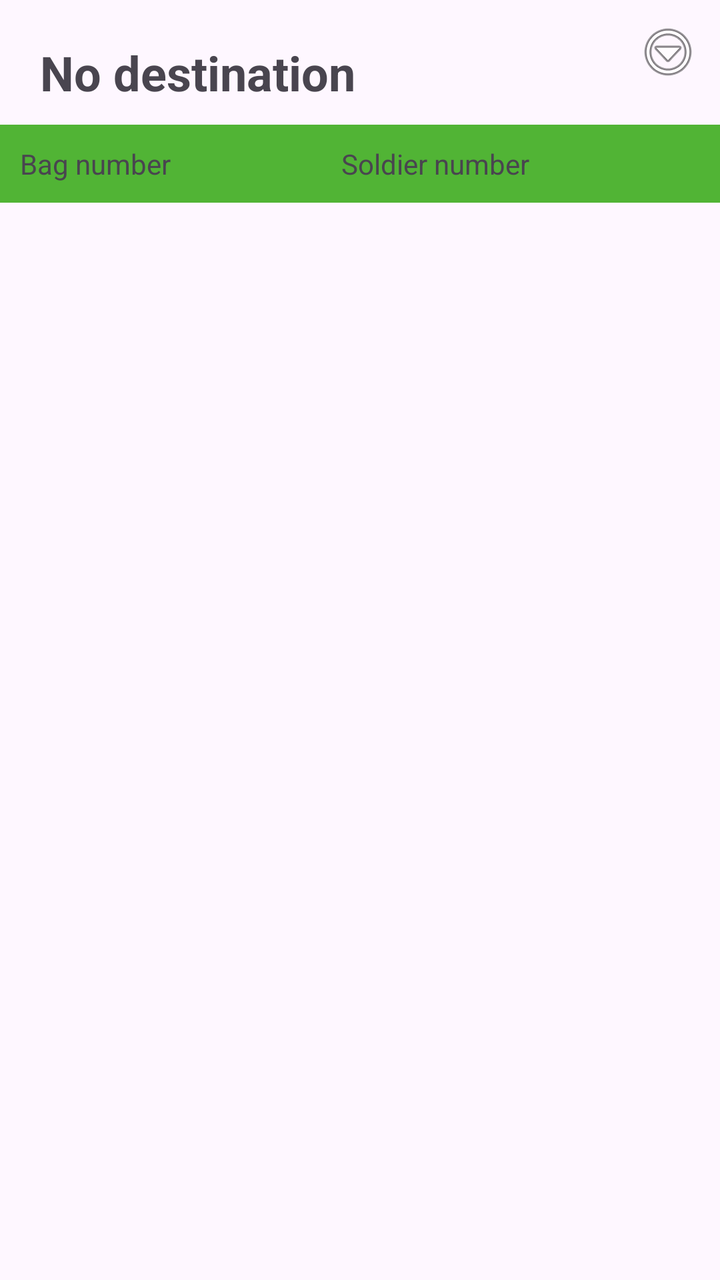
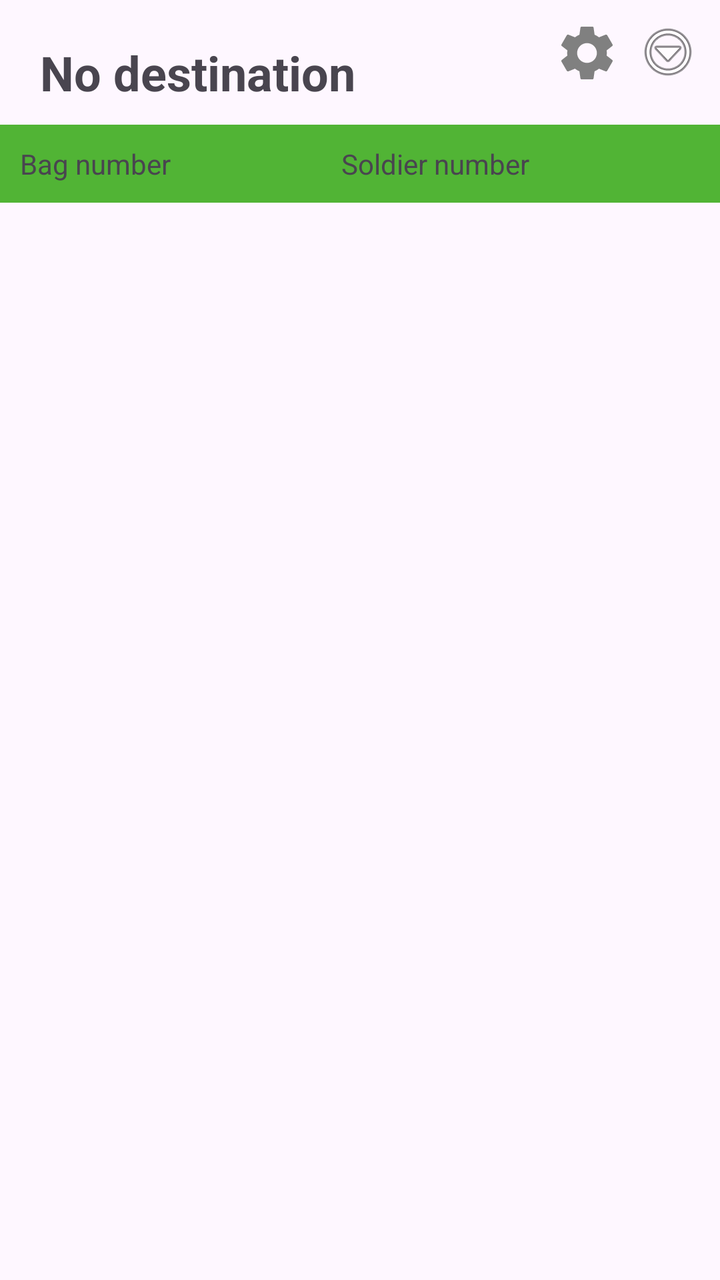

Compare the two renders of this Android layout. The source of the first and the diff that turns it into the second are given below.
<!-- AndroidManifest.xml: application theme Theme.RFIDLaundryReader -->
<!-- res/layout/activity_main.xml -->
<?xml version="1.0" encoding="utf-8"?>
<RelativeLayout xmlns:android="http://schemas.android.com/apk/res/android"
    xmlns:tools="http://schemas.android.com/tools"
    android:layout_width="match_parent"
    android:layout_height="match_parent">

    
    <TextView
        android:id="@+id/title"
        android:layout_width="wrap_content"
        android:layout_height="wrap_content"
        android:text="No destination"
        android:textSize="24sp"
        android:textStyle="bold"
        android:padding="10dp"
        android:layout_alignParentTop="true"
        android:layout_alignParentStart="true"
        android:layout_marginTop="10dp"
        android:layout_marginStart="10dp" />

    
    <ImageButton
        android:id="@+id/menuButton"
        android:layout_width="wrap_content"
        android:layout_height="wrap_content"
        android:layout_alignParentTop="true"
        android:layout_alignParentEnd="true"
        android:layout_marginTop="10dp"
        android:layout_marginEnd="10dp"
        android:background="?attr/selectableItemBackgroundBorderless"
        android:contentDescription="Menu"
        android:src="@android:drawable/ic_menu_more"
        tools:ignore="TouchTargetSizeCheck" />

    
    <LinearLayout
        android:layout_width="match_parent"
        android:layout_height="match_parent"
        android:layout_below="@id/title"
        android:orientation="vertical">

        
        <TableLayout
            android:layout_width="match_parent"
            android:layout_height="wrap_content"
            android:background="#51B435"
            android:padding="10dp">

            <TableRow>
                <TextView
                    android:layout_width="wrap_content"
                    android:layout_height="wrap_content"
                    android:layout_weight="1"
                    android:text="Bag number" />

                <TextView
                    android:layout_width="wrap_content"
                    android:layout_height="wrap_content"
                    android:layout_weight="1"
                    android:text="Soldier number" />
            </TableRow>

        </TableLayout>

        
        <ScrollView

            android:layout_width="match_parent"
            android:layout_height="match_parent"
            tools:ignore="SpeakableTextPresentCheck">

            
            <TableLayout
                android:id="@+id/tableLayout"
                android:layout_width="match_parent"
                android:layout_height="wrap_content"
                android:paddingStart="5dp"
                android:paddingEnd="5dp">

                

            </TableLayout>

        </ScrollView
            >

    </LinearLayout>

</RelativeLayout>
<!-- resources referenced by this layout -->
<resources>
  <style name="Theme.RFIDLaundryReader" parent="Base.Theme.RFIDLaundryReader" />
  <style name="Base.Theme.RFIDLaundryReader" parent="Theme.Material3.DayNight.NoActionBar">
          
          
      </style>
</resources>

<!-- the commit's change to res/layout/activity_main.xml (unified diff, before → after) -->
@@ -17,6 +17,19 @@
         android:layout_alignParentStart="true"
         android:layout_marginTop="10dp"
         android:layout_marginStart="10dp" />
+
+    <ImageButton
+        android:id="@+id/settingsButton"
+        android:layout_width="wrap_content"
+        android:layout_height="wrap_content"
+        android:layout_alignParentTop="true"
+        android:layout_marginTop="10dp"
+        android:layout_marginEnd="50dp"
+        android:layout_alignParentEnd="true"
+        android:background="?attr/selectableItemBackgroundBorderless"
+        android:contentDescription="Settings"
+        android:src="@drawable/ic_settings"
+        tools:ignore="TouchTargetSizeCheck" />
 
     
     <ImageButton
<!-- resource entries referenced after the edit -->
@@ -1,5 +1,11 @@
 <!-- resources referenced by this layout -->
 <resources>
+  <!-- drawable ic_settings (drawable) -->
+  <vector xmlns:android="http://schemas.android.com/apk/res/android" android:height="33dp" android:tint="#808080" android:viewportHeight="24" android:viewportWidth="24" android:width="33dp">
+  
+      <path android:fillColor="@android:color/white" android:pathData="M19.14,12.94c0.04,-0.3 0.06,-0.61 0.06,-0.94c0,-0.32 -0.02,-0.64 -0.07,-0.94l2.03,-1.58c0.18,-0.14 0.23,-0.41 0.12,-0.61l-1.92,-3.32c-0.12,-0.22 -0.37,-0.29 -0.59,-0.22l-2.39,0.96c-0.5,-0.38 -1.03,-0.7 -1.62,-0.94L14.4,2.81c-0.04,-0.24 -0.24,-0.41 -0.48,-0.41h-3.84c-0.24,0 -0.43,0.17 -0.47,0.41L9.25,5.35C8.66,5.59 8.12,5.92 7.63,6.29L5.24,5.33c-0.22,-0.08 -0.47,0 -0.59,0.22L2.74,8.87C2.62,9.08 2.66,9.34 2.86,9.48l2.03,1.58C4.84,11.36 4.8,11.69 4.8,12s0.02,0.64 0.07,0.94l-2.03,1.58c-0.18,0.14 -0.23,0.41 -0.12,0.61l1.92,3.32c0.12,0.22 0.37,0.29 0.59,0.22l2.39,-0.96c0.5,0.38 1.03,0.7 1.62,0.94l0.36,2.54c0.05,0.24 0.24,0.41 0.48,0.41h3.84c0.24,0 0.44,-0.17 0.47,-0.41l0.36,-2.54c0.59,-0.24 1.13,-0.56 1.62,-0.94l2.39,0.96c0.22,0.08 0.47,0 0.59,-0.22l1.92,-3.32c0.12,-0.22 0.07,-0.47 -0.12,-0.61L19.14,12.94zM12,15.6c-1.98,0 -3.6,-1.62 -3.6,-3.6s1.62,-3.6 3.6,-3.6s3.6,1.62 3.6,3.6S13.98,15.6 12,15.6z"/>
+  
+  </vector>
   <style name="Theme.RFIDLaundryReader" parent="Base.Theme.RFIDLaundryReader" />
   <style name="Base.Theme.RFIDLaundryReader" parent="Theme.Material3.DayNight.NoActionBar">
           
